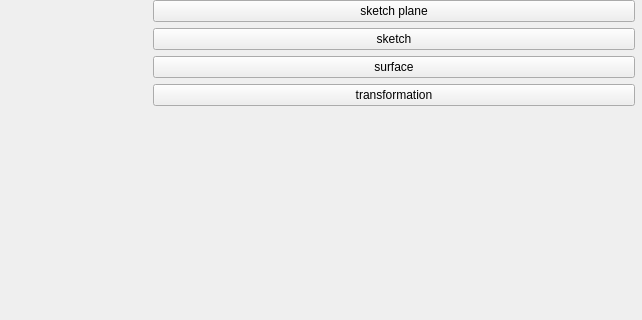
antonioc76/CADTheoryFinalProject, file python/firstDraft/CADUI.ui: the form before one commit; both pictures show x 336 to 978 and y 0 to 320 of the 978 by 750 pixel window.
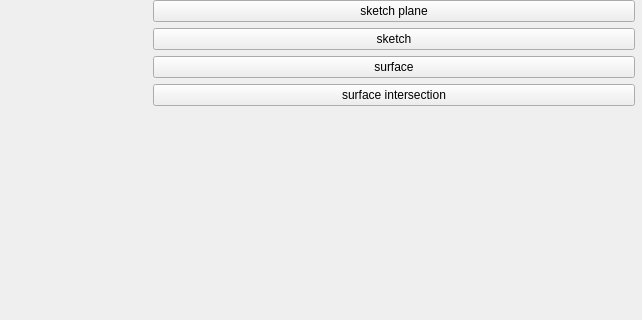
The form after the commit.

Commit message: lofted surfaces finished

Patch:
```diff
--- a/python/firstDraft/CADUI.ui
+++ b/python/firstDraft/CADUI.ui
@@ -68,7 +68,7 @@
       <item>
        <widget class="QPushButton" name="transformationButton">
         <property name="text">
-         <string>transformation</string>
+         <string>surface intersection</string>
         </property>
        </widget>
       </item>
```
Left out of the diff: 4 changed lines with no effect on the pictures. The commit also changes 6 other files.
